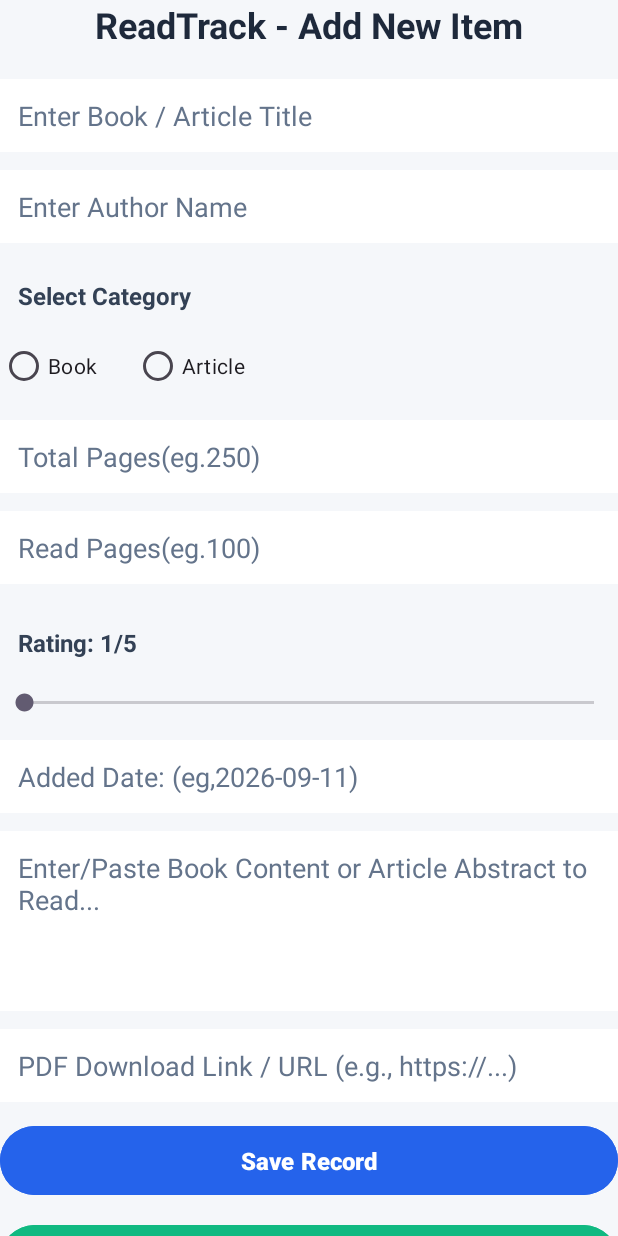
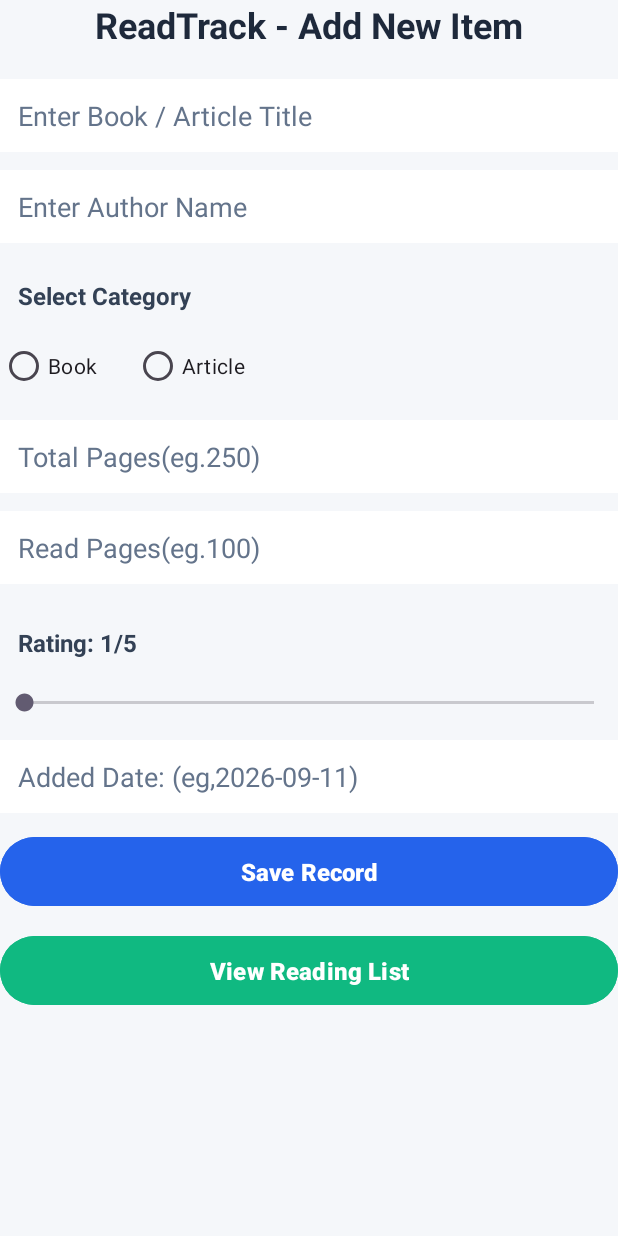
Before and after one commit to Chamuditha20/bookapp, an Android app: the screen it shows after launch (MainActivity), on a phone screen of 412 x 824 dp. Run offline under Robolectric (Android 15) with nearby library versions, the phone set to English and light mode, and no system bars.

Commit message:
Revert "feat: add content and pdfUrl columns to books table in DBHelper"
This reverts commit 19960c084142876bb84c6e9e45bd84662715fcfc.

```diff
--- a/app/src/main/res/layout/activity_main.xml
+++ b/app/src/main/res/layout/activity_main.xml
@@ -126,29 +126,6 @@
             android:layout_marginBottom="12dp"
             android:textColorHint="#64748B"
             android:textColor="#0F172A"/>
-        <EditText
-            android:id="@+id/etContent"
-            android:layout_width="match_parent"
-            android:layout_height="120dp"
-            android:hint="Enter/Paste Book Content or Article Abstract to Read..."
-            android:textColorHint="#64748B"
-            android:textColor="#0F172A"
-            android:inputType="textMultiLine"
-            android:gravity="top|start"
-            android:padding="12dp"
-            android:background="#FFFFFF"
-            android:layout_marginBottom="12dp" />
-        <EditText
-            android:id="@+id/etPdfUrl"
-            android:layout_width="match_parent"
-            android:layout_height="wrap_content"
-            android:hint="PDF Download Link / URL (e.g., https://...)"
-            android:textColorHint="#64748B"
-            android:textColor="#0F172A"
-            android:inputType="textUri"
-            android:padding="12dp"
-            android:background="#FFFFFF"
-            android:layout_marginBottom="12dp" />
         <Button
             android:layout_width="match_parent"
             android:layout_height="wrap_content"
```
Also changed, not shown: app/src/main/java/com/example/myapp/DBHelper.java (+2 -8 lines).
